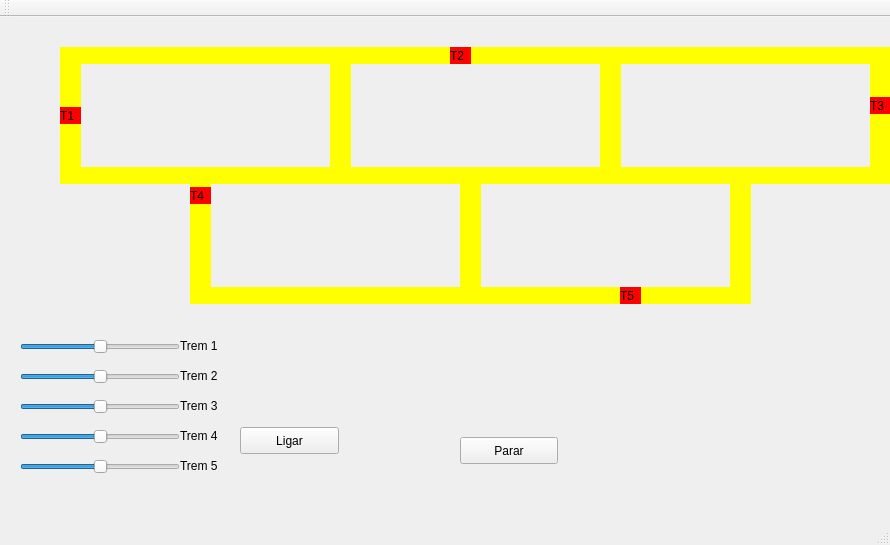
This is 2.1-trem/mainwindow.ui in ZariTen/SO-UFRN-2021 as Qt 5 draws it before an edit. The edited form follows.
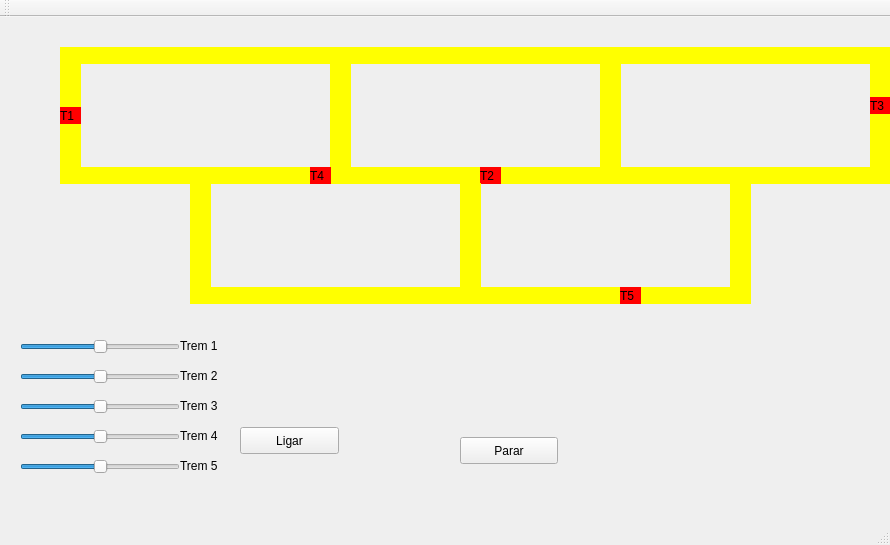
This is the edited form.

Commit message: mutex t2t4 finalizado,otimização

Diff of the .ui file:
```diff
--- a/2.1-trem/mainwindow.ui
+++ b/2.1-trem/mainwindow.ui
@@ -171,8 +171,8 @@
    <widget class="QLabel" name="label_trem2">
     <property name="geometry">
      <rect>
-      <x>450</x>
-      <y>30</y>
+      <x>480</x>
+      <y>150</y>
       <width>21</width>
       <height>17</height>
      </rect>
@@ -283,8 +283,8 @@
    <widget class="QLabel" name="label_trem4">
     <property name="geometry">
      <rect>
-      <x>190</x>
-      <y>170</y>
+      <x>310</x>
+      <y>150</y>
       <width>21</width>
       <height>17</height>
      </rect>
```
The commit also changes 1 other file.
